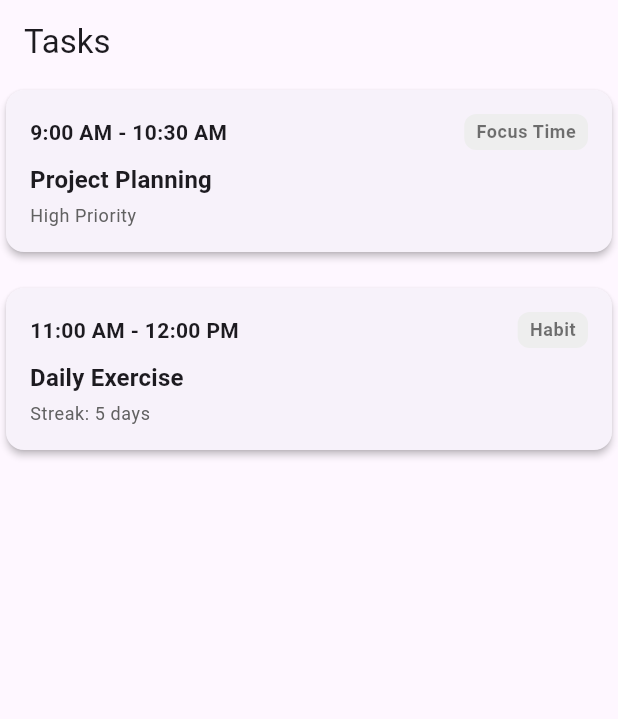
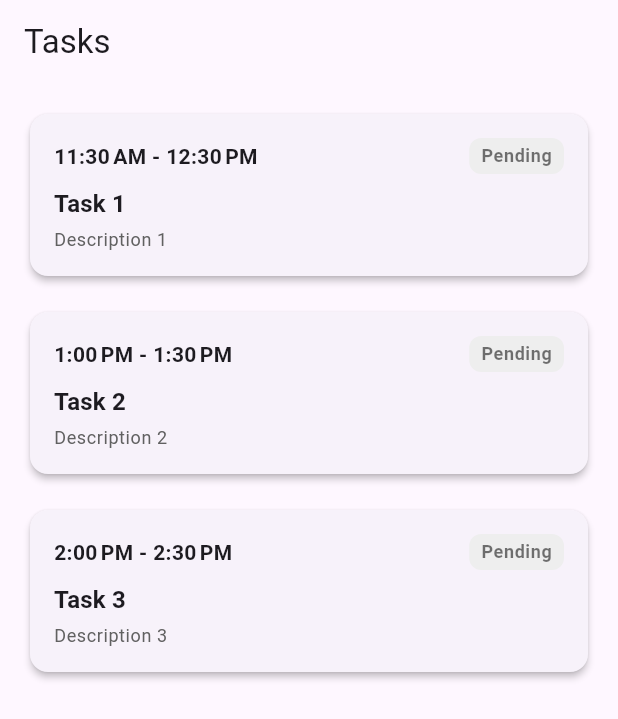
Before and after one commit to h00dieB0y/ntango, a Flutter app: the screen it shows after launch, on a phone screen of 412 x 824 dp. Shown: the top 719 px of the screen. Run offline on Flutter 3.47's test engine with Material 3 defaults, Android fonts, the phone set to English and light mode, and no system bars.

Commit message:
feat: Update TaskCard to use TaskModel and implement FutureBuilder in TasksPage

```diff
--- a/app/ui/lib/src/features/tasks/data/repositories/task_repository.dart
+++ b/app/ui/lib/src/features/tasks/data/repositories/task_repository.dart
@@ -3,7 +3,7 @@ import 'package:ntango/src/features/tasks/data/models/task_model.dart';
 
 class TaskRepository {
 
-  Future<List<TaskModel>> getAllTask() async {
+  static Future<List<TaskModel>> getAllTask() async {
     // Mock data
     return [
       TaskModel(
--- a/app/ui/lib/src/features/tasks/presentation/pages/tasks_page.dart
+++ b/app/ui/lib/src/features/tasks/presentation/pages/tasks_page.dart
@@ -1,4 +1,6 @@
 import 'package:flutter/material.dart';
+import 'package:ntango/src/features/tasks/data/models/task_model.dart';
+import 'package:ntango/src/features/tasks/data/repositories/task_repository.dart';
 import 'package:ntango/src/features/tasks/presentation/widgets/task_card.dart';
 
 class TasksPage extends StatelessWidget {
@@ -8,22 +10,30 @@ class TasksPage extends StatelessWidget {
   Widget build(BuildContext context) {
     return Scaffold(
       appBar: AppBar(title: const Text('Tasks')),
-      body: ListView(
-        children: const [
-          TaskCard(
-            timeRange: '9:00 AM - 10:30 AM',
-            title: 'Project Planning',
-            subtitle: 'High Priority',
-            badgeText: 'Focus Time',
-          ),
-          SizedBox(height: 16),
-          TaskCard(
-            timeRange: '11:00 AM - 12:00 PM',
-            title: 'Daily Exercise',
-            subtitle: 'Streak: 5 days',
-            badgeText: 'Habit',
-          ),
-        ],
+      body: FutureBuilder<List<TaskModel>>(
+        future: TaskRepository.getAllTask(),
+        builder: (context, snapshot) {
+          if (snapshot.connectionState == ConnectionState.waiting) {
+            return const Center(child: CircularProgressIndicator());
+          } else if (snapshot.hasError) {
+            return Center(
+              child: Text('Error: ${snapshot.error}'),
+            );
+          } else if (!snapshot.hasData || snapshot.data!.isEmpty) {
+            return const Center(
+              child: Text('No tasks found'),
+            );
+          } else {
+            final tasks = snapshot.data!;
+            return ListView.separated(
+              padding: const EdgeInsets.all(16),
+              itemCount: tasks.length,
+              separatorBuilder: (context, index) =>
+                  const SizedBox(height: 16),
+              itemBuilder: (context, index) => TaskCard(task: tasks[index]),
+            );
+          }
+        },
       ),
     );
   }
--- a/app/ui/lib/src/features/tasks/presentation/widgets/task_card.dart
+++ b/app/ui/lib/src/features/tasks/presentation/widgets/task_card.dart
@@ -1,18 +1,24 @@
 import 'package:flutter/material.dart';
+import 'package:intl/intl.dart';
+import 'package:ntango/src/features/tasks/data/models/task_model.dart';
 
 class TaskCard extends StatelessWidget {
-  final String timeRange;
-  final String title;
-  final String subtitle;
-  final String badgeText;
+  final TaskModel task;
 
   const TaskCard({
     super.key,
-    required this.timeRange,
-    required this.title,
-    required this.subtitle,
-    required this.badgeText,
+    required this.task,
   });
+
+  String _formatTimeRange() {
+    final timeFormat = DateFormat.jm();
+    return '${timeFormat.format(task.startDate)} - ${timeFormat.format(task.endDate)}';
+  }
+
+  String get badgeText {
+    // Example logic: if the task is completed then show 'Completed', else 'Pending'
+    return task.isCompleted ? 'Completed' : 'Pending';
+  }
 
   @override
   Widget build(BuildContext context) {
@@ -26,12 +32,12 @@ class TaskCard extends StatelessWidget {
         child: Column(
           crossAxisAlignment: CrossAxisAlignment.start,
           children: [
-            /// Top row
+            // Top row
             Row(
               mainAxisAlignment: MainAxisAlignment.spaceBetween,
               children: [
                 Text(
-                  timeRange,
+                  _formatTimeRange(),
                   style: Theme.of(context).textTheme.bodyMedium?.copyWith(
                         fontWeight: FontWeight.w600,
                       ),
@@ -40,17 +46,17 @@ class TaskCard extends StatelessWidget {
               ],
             ),
             const SizedBox(height: 8),
-            /// Title
+            // Title
             Text(
-              title,
+              task.title,
               style: Theme.of(context).textTheme.titleMedium?.copyWith(
                     fontWeight: FontWeight.bold,
                   ),
             ),
             const SizedBox(height: 4),
-            /// Subtitle
+            // Subtitle (using task description)
             Text(
-              subtitle,
+              task.description,
               style: Theme.of(context).textTheme.bodySmall?.copyWith(
                     color: Colors.grey[700],
                   ),
```
